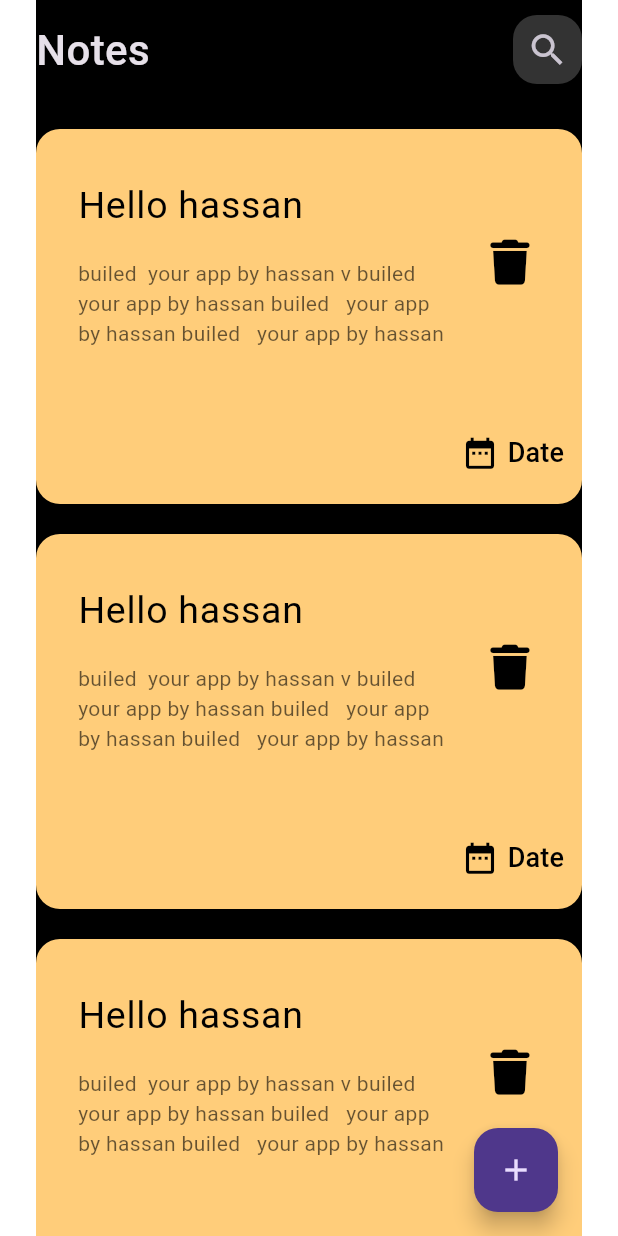
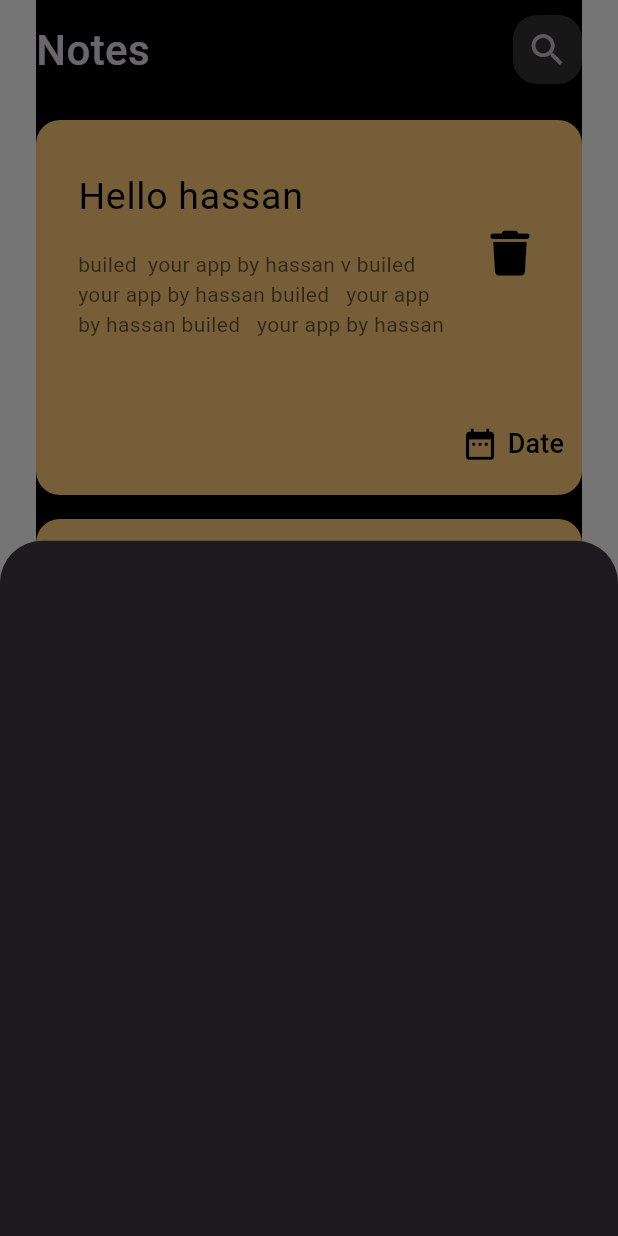
Before and after one commit to Hassanlbrhim/Notes_App, a Flutter app: the screen it shows after launch, after a tap on the "add" icon, on a phone screen of 412 x 824 dp. Run offline on Flutter 3.47's test engine with Material 3 defaults, Android fonts, the phone set to English and light mode, and no system bars; our stand-ins replace font_awesome_flutter, lottie; Roboto replaces fonts that are missing (Poppins).

Commit message:
Add Note BottomSheet

```diff
--- a/notes_app/lib/views/Home_page.dart
+++ b/notes_app/lib/views/Home_page.dart
@@ -1,4 +1,5 @@
 import 'package:flutter/material.dart';
+import 'package:notes_app/widgets/AddNoteBottomSheet.dart';
 import 'package:notes_app/widgets/notes_views_bodey.dart';
 
 class NotesApp extends StatelessWidget {
@@ -11,7 +12,13 @@ class NotesApp extends StatelessWidget {
         padding: EdgeInsets.symmetric(horizontal: 24),
         child: Scaffold(
           floatingActionButton: FloatingActionButton(
-              onPressed: () {},
+              onPressed: () {
+                showModalBottomSheet(
+                    context: context,
+                    builder: (context) {
+                      return AddNoteBottomSheet();
+                    });
+              },
               child: Icon(
                 Icons.add,
               )),
--- /dev/null
+++ b/notes_app/lib/widgets/AddNoteBottomSheet.dart
@@ -0,0 +1,10 @@
+import 'package:flutter/material.dart';
+
+class AddNoteBottomSheet extends StatelessWidget {
+  const AddNoteBottomSheet({super.key});
+
+  @override
+  Widget build(BuildContext context) {
+    return Container();
+  }
+}
--- a/notes_app/lib/widgets/custom_Note_ListViwes.dart
+++ b/notes_app/lib/widgets/custom_Note_ListViwes.dart
@@ -6,11 +6,16 @@ class CustomNoteListViews extends StatelessWidget {
 
   @override
   Widget build(BuildContext context) {
-    return ListView.builder(itemBuilder: (context, index) {
-      return Padding(
-        padding: const EdgeInsets.symmetric(vertical: 10),
-        child: CustomItem(),
-      );
-    });
+    return Padding(
+      padding: const EdgeInsets.symmetric(vertical: 16),
+      child: ListView.builder(
+          padding: EdgeInsets.zero,
+          itemBuilder: (context, index) {
+            return Padding(
+              padding: const EdgeInsets.symmetric(vertical: 8),
+              child: CustomItem(),
+            );
+          }),
+    );
   }
 }
--- a/notes_app/lib/widgets/notes_views_bodey.dart
+++ b/notes_app/lib/widgets/notes_views_bodey.dart
@@ -15,9 +15,6 @@ class NotesViewsBodey extends StatelessWidget {
           height: 10,
         ),
         CustomAppbar(),
-        SizedBox(
-          height: 20,
-        ),
         Expanded(
           child: CustomNoteListViews(),
         ),
```
